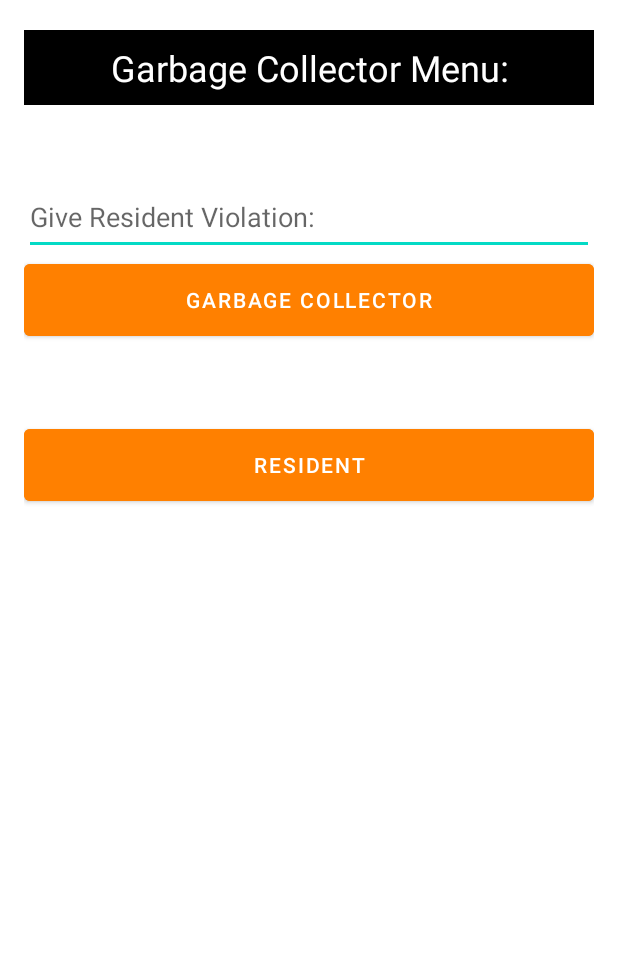
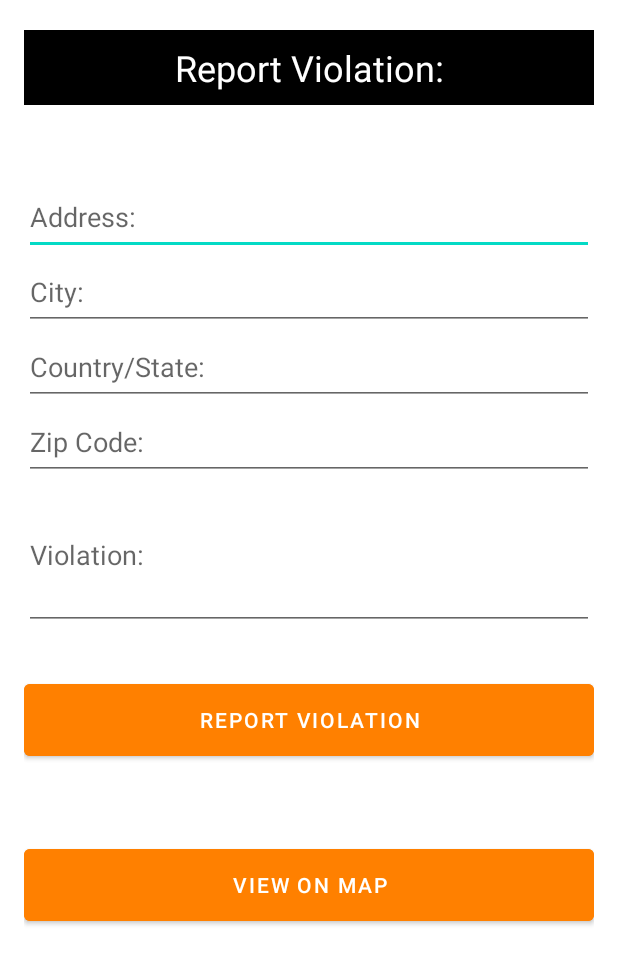
Before and after one commit to ssbarnes/RecylingReminderProject, an Android app: the layout gc_menu.xml on its own in the app's theme, with its tools: preview values and no code run, on a phone screen of 412 x 824 dp. Shown: the top 964 px of the screen. Run offline under Robolectric (Android 15) with nearby library versions, the phone set to English and light mode, and no system bars.

Commit message:
Adding GCReportViolation and gc_menu layout

```diff
--- a/app/src/main/res/layout/gc_menu.xml
+++ b/app/src/main/res/layout/gc_menu.xml
@@ -13,7 +13,7 @@
         android:layout_height="50dp"
         android:background="#000000"
         android:gravity="center"
-        android:text="Garbage Collector Menu:"
+        android:text="Report Violation:"
         android:textColor="@color/white"
         android:textSize="24sp"
         android:layout_marginBottom="50dp"
@@ -21,29 +21,55 @@
         tools:layout_editor_absoluteY="237dp" />
 
     <EditText
+        android:id="@+id/address"
         android:layout_width="fill_parent"
         android:layout_height="50dp"
-        android:hint="Give Resident Violation:"/>
+        android:hint="Address:"/>
+
+    <EditText
+        android:id="@+id/city"
+        android:layout_width="fill_parent"
+        android:layout_height="50dp"
+        android:hint="City:"/>
+
+    <EditText
+        android:id="@+id/countryState"
+        android:layout_width="fill_parent"
+        android:layout_height="50dp"
+        android:hint="Country/State:"/>
+
+    <EditText
+        android:id="@+id/zipCode"
+        android:layout_width="fill_parent"
+        android:layout_height="50dp"
+        android:hint="Zip Code:"/>
+
+    <EditText
+        android:id="@+id/violation"
+        android:layout_width="fill_parent"
+        android:layout_height="100dp"
+        android:layout_marginBottom="30dp"
+        android:hint="Violation:"/>
 
     <Button
-        android:id="@+id/gc"
+        android:id="@+id/reportViolation"
         android:layout_width="fill_parent"
         android:layout_height="60dp"
         android:layout_gravity="start"
         android:backgroundTint="#FF8000"
         android:layout_marginBottom="50dp"
         android:textColor="@color/white"
-        android:text="Garbage Collector"
+        android:text="Report Violation"
         tools:layout_editor_absoluteX="31dp"
         tools:layout_editor_absoluteY="237dp"/>
 
     <Button
-        android:id="@+id/resident"
+        android:id="@+id/viewMap"
         android:layout_width="fill_parent"
         android:layout_height="60dp"
         android:layout_gravity="start"
         android:backgroundTint="#FF8000"
-        android:text="Resident"
+        android:text="View on Map"
         android:textColor="@color/white"
         tools:layout_editor_absoluteX="31dp"
         tools:layout_editor_absoluteY="237dp" />
```
